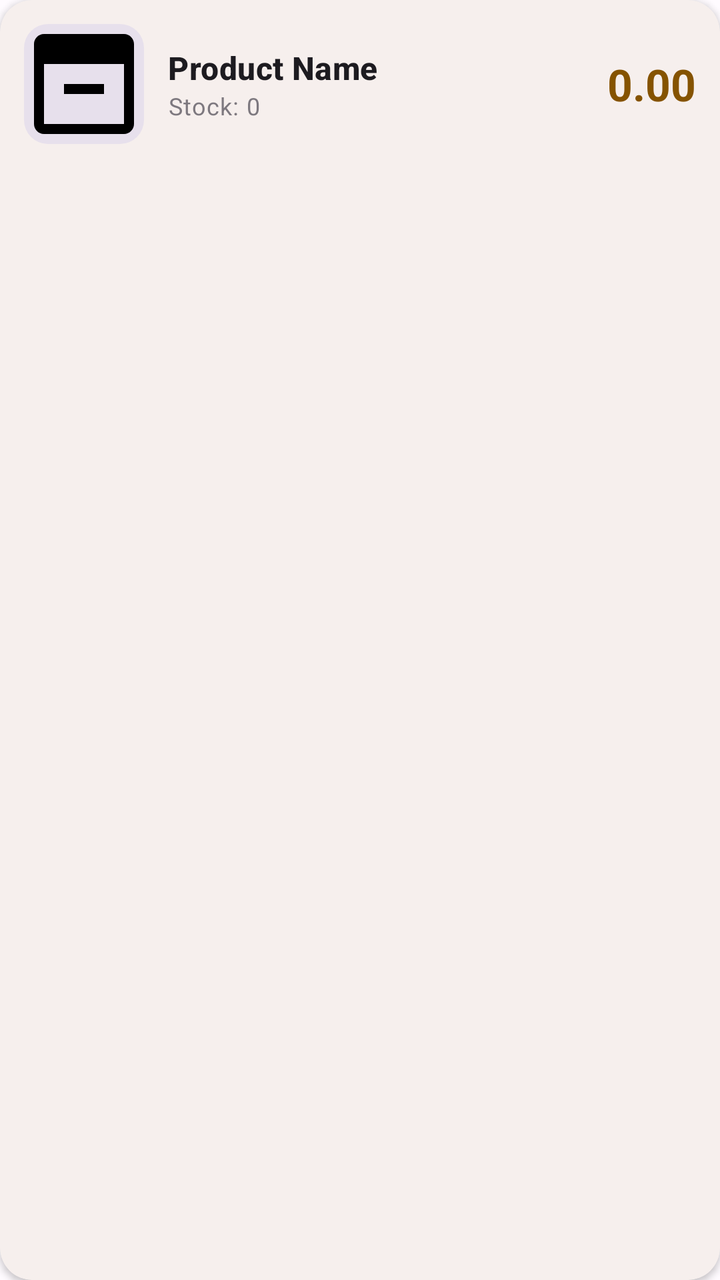
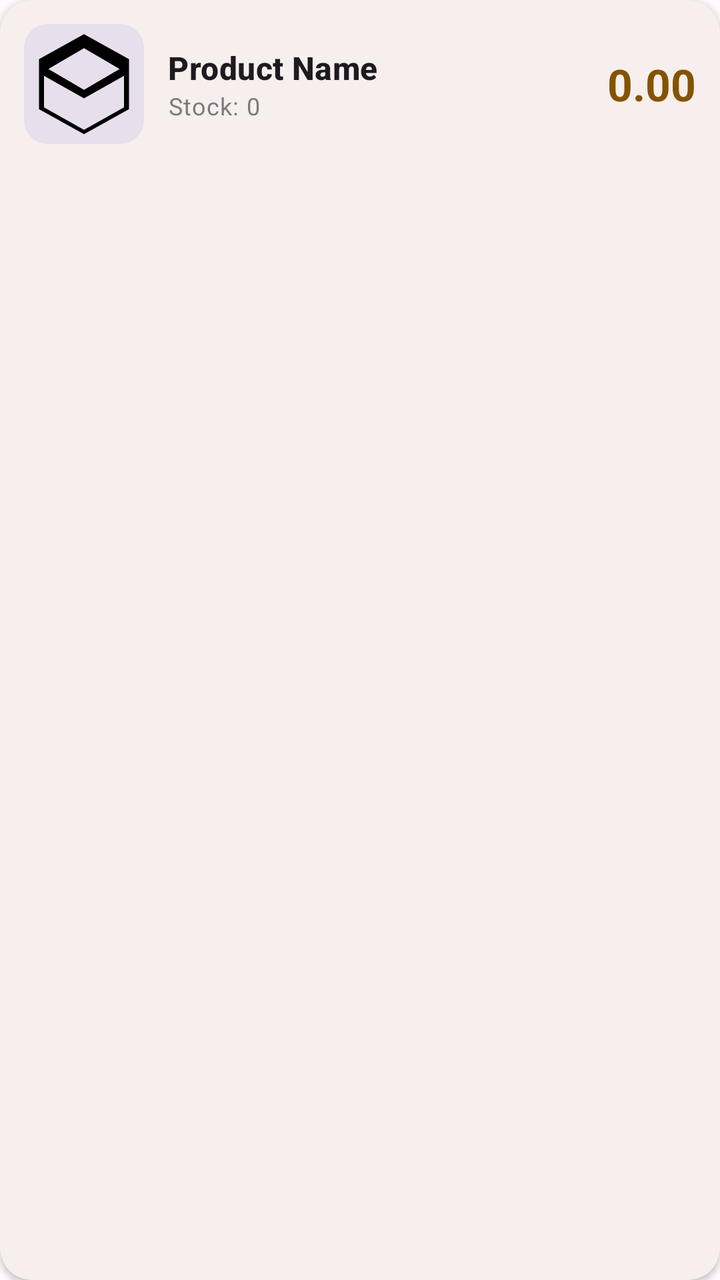

Before-and-after screenshots of an Android layout around one commit, followed by the original layout XML and the change that was made.
<!-- AndroidManifest.xml: application theme Theme.POS_App -->
<!-- res/layout/item_product.xml -->
<?xml version="1.0" encoding="utf-8"?>
<com.google.android.material.card.MaterialCardView xmlns:android="http://schemas.android.com/apk/res/android"
    xmlns:app="http://schemas.android.com/apk/res-auto"
    android:layout_width="match_parent"
    android:layout_height="wrap_content"
    android:layout_marginBottom="12dp"
    android:layout_marginHorizontal="4dp"
    app:cardCornerRadius="16dp"
    app:cardElevation="2dp"
    app:strokeWidth="0dp"
    android:clickable="true"
    android:focusable="true">

    <LinearLayout
        android:layout_width="match_parent"
        android:layout_height="wrap_content"
        android:orientation="horizontal"
        android:padding="12dp"
        android:gravity="center_vertical">

        <com.google.android.material.imageview.ShapeableImageView
            android:id="@+id/iv_product_image"
            android:layout_width="60dp"
            android:layout_height="60dp"
            android:layout_marginEnd="12dp"
            android:scaleType="centerCrop"
            app:shapeAppearanceOverlay="@style/ShapeAppearance.Material3.Corner.Medium"
            android:background="?attr/colorSurfaceVariant"
            android:src="@drawable/ic_inventory" />

        <LinearLayout
            android:layout_width="0dp"
            android:layout_height="wrap_content"
            android:layout_weight="1"
            android:orientation="vertical">

            <TextView
                android:id="@+id/tv_product_name"
                android:layout_width="wrap_content"
                android:layout_height="wrap_content"
                android:text="Product Name"
                android:textAppearance="?attr/textAppearanceTitleMedium"
                android:textStyle="bold" />

            <TextView
                android:id="@+id/tv_product_stock"
                android:layout_width="wrap_content"
                android:layout_height="wrap_content"
                android:text="Stock: 0"
                android:textAppearance="?attr/textAppearanceBodySmall"
                android:alpha="0.7" />
        </LinearLayout>

        <TextView
            android:id="@+id/tv_product_price"
            android:layout_width="wrap_content"
            android:layout_height="wrap_content"
            android:text="0.00"
            android:textAppearance="?attr/textAppearanceTitleLarge"
            android:textColor="?attr/colorPrimary"
            android:textStyle="bold" />

    </LinearLayout>
</com.google.android.material.card.MaterialCardView>
<!-- resources referenced by this layout -->
<resources>
  <!-- drawable ic_inventory (drawable) -->
  <vector xmlns:android="http://schemas.android.com/apk/res/android"
      android:width="24dp"
      android:height="24dp"
      android:viewportWidth="24"
      android:viewportHeight="24">
      <path
          android:fillColor="#FF000000"
          android:pathData="M20,2L4,2c-1.1,0 -2,0.9 -2,2v16c0,1.1 0.9,2 2,2h16c1.1,0 2,-0.9 2,-2L22,4c0,-1.1 -0.9,-2 -2,-2zM20,20L4,20L4,8h16v12zM16,12h-8v2h8v-2z"/>
  </vector>
  <style name="Theme.POS_App" parent="Base.Theme.POS_App" />
  <style name="Base.Theme.POS_App" parent="Theme.Material3.DayNight.NoActionBar">
          
          <item name="colorPrimary">@color/gold_primary</item>
          <item name="colorOnPrimary">@color/white</item>
          <item name="colorPrimaryContainer">@color/gold_container</item>
          <item name="colorOnPrimaryContainer">@color/black</item>
  
          <item name="colorSecondary">@color/secondary</item>
          <item name="colorOnSecondary">@color/onSecondary</item>
  
          <item name="android:windowBackground">@color/background</item>
          <item name="colorSurface">@color/surface</item>
          <item name="colorOnSurface">@color/onSurface</item>
          <item name="colorOutline">@color/outline</item>
          <item name="colorOutlineVariant">@color/outlineVariant</item>
  
          
          <item name="android:statusBarColor">@android:color/transparent</item>
          <item name="android:windowDrawsSystemBarBackgrounds">true</item>
          
          <item name="android:windowLightStatusBar">false</item>
      </style>
  <color name="gold_primary">#855300</color>
  <color name="white">#FFFFFFFF</color>
  <color name="gold_container">#FFDDB3</color>
  <color name="black">#FF000000</color>
  <color name="secondary">@color/gold_secondary</color>
  <color name="onSecondary">@color/white</color>
  <color name="background">#FFFBFF</color>
  <color name="surface">#FFFBFF</color>
  <color name="onSurface">#1F1B16</color>
  <color name="outline">#817567</color>
  <color name="outlineVariant">#D3C4B4</color>
  <color name="gold_secondary">#705B40</color>
</resources>

<!-- the commit's change to res/layout/item_product.xml (unified diff, before → after) -->
@@ -26,7 +26,7 @@
             android:scaleType="centerCrop"
             app:shapeAppearanceOverlay="@style/ShapeAppearance.Material3.Corner.Medium"
             android:background="?attr/colorSurfaceVariant"
-            android:src="@drawable/ic_inventory" />
+            android:src="@drawable/ic_package" />
 
         <LinearLayout
             android:layout_width="0dp"
<!-- resource entries referenced after the edit -->
@@ -1,6 +1,6 @@
 <!-- resources referenced by this layout -->
 <resources>
-  <!-- drawable ic_inventory (drawable) -->
+  <!-- drawable ic_package (drawable) -->
   <vector xmlns:android="http://schemas.android.com/apk/res/android"
       android:width="24dp"
       android:height="24dp"
@@ -8,7 +8,7 @@
       android:viewportHeight="24">
       <path
           android:fillColor="#FF000000"
-          android:pathData="M20,2L4,2c-1.1,0 -2,0.9 -2,2v16c0,1.1 0.9,2 2,2h16c1.1,0 2,-0.9 2,-2L22,4c0,-1.1 -0.9,-2 -2,-2zM20,20L4,20L4,8h16v12zM16,12h-8v2h8v-2z"/>
+          android:pathData="M12,13.17L4.88,9L12,4.83L19.12,9L12,13.17zM12,21.17l-8,-4.5V10.35l8,4.5l8,-4.5v6.32L12,21.17zM12,2.02l-9,5v10l9,5l9,-5v-10L12,2.02z"/>
   </vector>
   <style name="Theme.POS_App" parent="Base.Theme.POS_App" />
   <style name="Base.Theme.POS_App" parent="Theme.Material3.DayNight.NoActionBar">
